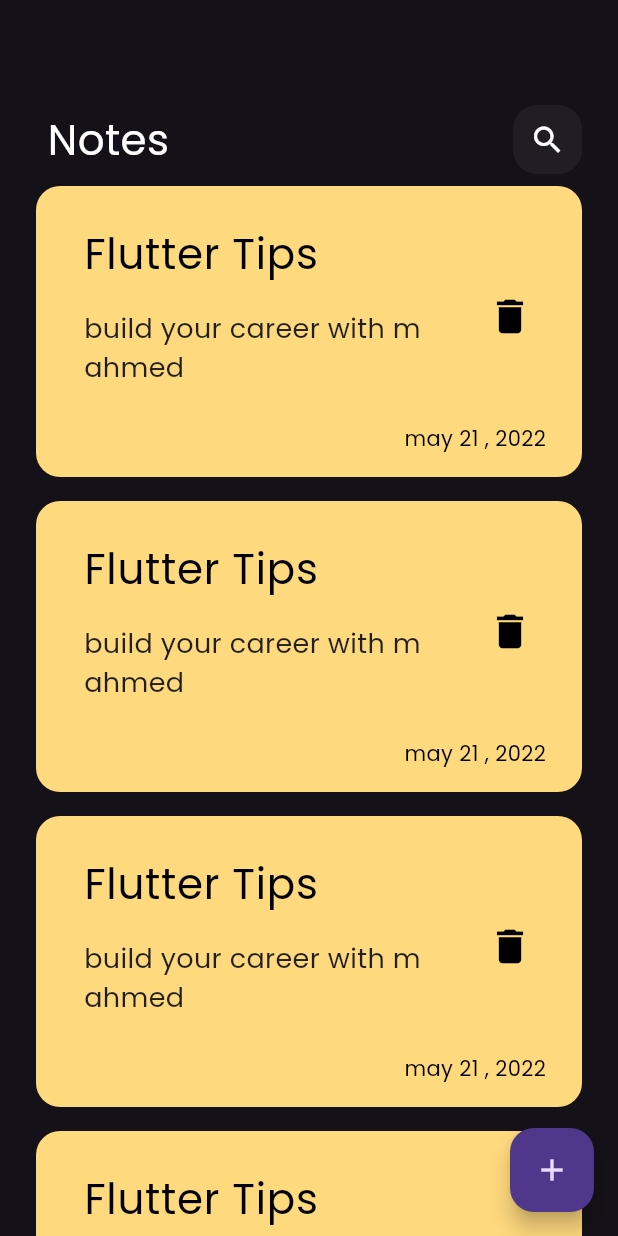
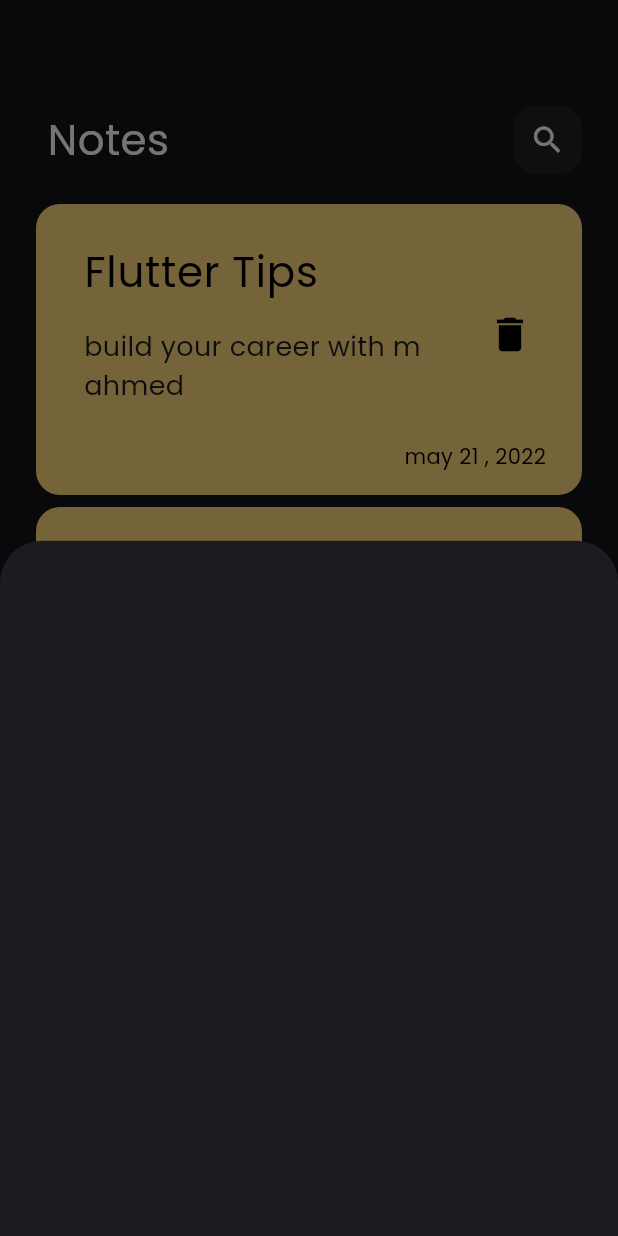
Before and after one commit to ahmedhasseiba/notes_app, a Flutter app: the screen it shows after launch, after a tap on the "add" icon, on a phone screen of 412 x 824 dp. Run offline on Flutter 3.47's test engine with Material 3 defaults, Android fonts, the phone set to English and light mode, and no system bars.

Commit message:
show modale buttom sheet

```diff
--- a/lib/views/notes_view.dart
+++ b/lib/views/notes_view.dart
@@ -1,4 +1,5 @@
 import 'package:flutter/material.dart';
+import 'package:notes_app/views/widgets/add_note_buttom_sheet.dart';
 import 'package:notes_app/views/widgets/notes-view_body.dart';
 
 class NotesView extends StatelessWidget {
@@ -8,7 +9,14 @@ class NotesView extends StatelessWidget {
   Widget build(BuildContext context) {
     return Scaffold(
       floatingActionButton: FloatingActionButton(
-        onPressed: () {},
+        onPressed: () {
+          showModalBottomSheet(
+            context: context,
+            builder: (context) {
+              return const AddNoteButtomSheet();
+            },
+          );
+        },
         child: Icon(Icons.add),
       ),
 
--- /dev/null
+++ b/lib/views/widgets/add_note_buttom_sheet.dart
@@ -0,0 +1,10 @@
+import 'package:flutter/material.dart';
+
+class AddNoteButtomSheet extends StatelessWidget {
+  const AddNoteButtomSheet({super.key});
+
+  @override
+  Widget build(BuildContext context) {
+    return Container();
+  }
+}
--- a/lib/views/widgets/notes_list_view.dart
+++ b/lib/views/widgets/notes_list_view.dart
@@ -6,13 +6,17 @@ class NotesListView extends StatelessWidget {
 
   @override
   Widget build(BuildContext context) {
-    return ListView.builder(
-      itemBuilder: (context, index) {
-        return Padding(
-          padding: const EdgeInsets.symmetric(vertical: 8.0),
-          child: const NoteItem(),
-        );
-      },
+    return Padding(
+      padding: const EdgeInsets.symmetric(vertical: 16.0),
+      child: ListView.builder(
+        padding: EdgeInsets.zero,
+        itemBuilder: (context, index) {
+          return Padding(
+            padding: const EdgeInsets.symmetric(vertical: 4.0),
+            child: const NoteItem(),
+          );
+        },
+      ),
     );
   }
 }
```
